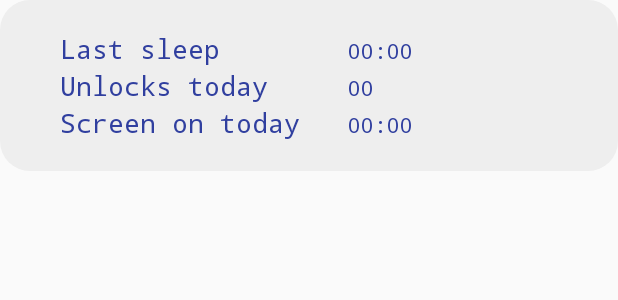
After one commit to vichtisproductions/focusting, an Android app: the layout custom_toast.xml on its own in the app's theme, with its tools: preview values and no code run, on a phone screen of 412 x 824 dp. The commit adds this screen. Shown: the top 300 px of the screen. Run offline under Robolectric (Android 15) with nearby library versions, the phone set to English and light mode, and no system bars.

Commit message:
Adding a custom toast

```diff
--- a/Deglancer/app/src/main/java/org/coderswithoutborders/deglancer/stagehandlers/Stage1Handler.java
+++ b/Deglancer/app/src/main/java/org/coderswithoutborders/deglancer/stagehandlers/Stage1Handler.java
@@ -2,13 +2,11 @@ package org.coderswithoutborders.deglancer.stagehandlers;
 
 import android.content.Context;
 import android.content.Intent;
-import android.widget.Toast;
 
 import org.coderswithoutborders.deglancer.BuildConfig;
-import org.coderswithoutborders.deglancer.R;
 import org.coderswithoutborders.deglancer.interactor.IDatabaseInteractor;
 import org.coderswithoutborders.deglancer.model.ScreenAction;
-import org.coderswithoutborders.deglancer.utils.TimeUtils;
+import org.coderswithoutborders.deglancer.utils.ToastUtils;
 
 /**
  * Created by Renier on 2016/04/27.
@@ -26,23 +24,21 @@ public class Stage1Handler implements IStageHandler {
     public void handleScreenAction(ScreenAction action) {
         //Only display for dev purposes
         if (BuildConfig.DEBUG) {
-            if (action.getEventType().equals(Intent.ACTION_SCREEN_ON)) {
+            if (action.getEventType().equals(Intent.ACTION_SCREEN_ON)
+                    || action.getEventType().equals(Intent.ACTION_USER_PRESENT)) {
                 long unlockCount = mDatabaseInteractor.getUnlockCountForStageDay(action.getStage(), action.getDay());
                 long totalSOTTime = mDatabaseInteractor.getTotalSOTForStageDay(action.getStage(), action.getDay());
 
-                String lastSleepString = mContext.getString(R.string.toast_last_sleep_label) + " " + TimeUtils.getTimeStringFromMillis(action.getDuration(), true, false, true);
-                String unlockString = mContext.getString(R.string.toast_unlocks_today_label) + " " + unlockCount;
-                String totalSOTTimeString = mContext.getString(R.string.toast_screen_on_today_label) + " " + TimeUtils.getTimeStringFromMillis(totalSOTTime, true, false, true);
+                ToastUtils.showToast(mContext, action.getDuration(), unlockCount, totalSOTTime);
 
-
-                StringBuilder sb = new StringBuilder();
-                sb.append(lastSleepString);
-                sb.append(System.getProperty("line.separator"));
-                sb.append(unlockString);
-                sb.append(System.getProperty("line.separator"));
-                sb.append(totalSOTTimeString);
-
-                Toast.makeText(mContext, sb.toString(), Toast.LENGTH_LONG).show();
+//                StringBuilder sb = new StringBuilder();
+//                sb.append(lastSleepString);
+//                sb.append(System.getProperty("line.separator"));
+//                sb.append(unlockString);
+//                sb.append(System.getProperty("line.separator"));
+//                sb.append(totalSOTTimeString);
+//
+//                Toast.makeText(mContext, sb.toString(), Toast.LENGTH_LONG).show();
 
             }
         }
--- /dev/null
+++ b/Deglancer/app/src/main/java/org/coderswithoutborders/deglancer/utils/ToastUtils.java
@@ -0,0 +1,45 @@
+package org.coderswithoutborders.deglancer.utils;
+
+import android.content.Context;
+import android.view.Gravity;
+import android.view.LayoutInflater;
+import android.view.View;
+import android.widget.LinearLayout;
+import android.widget.TextView;
+import android.widget.Toast;
+
+import org.coderswithoutborders.deglancer.R;
+
+/**
+ * Created by chris.teli on 5/4/2016.
+ */
+public class ToastUtils {
+    public static void showToast(Context mContext,
+                                 long actionDuration,
+                                 long unlockCount,
+                                 long totalSOTTime) {
+        String lastSleepString = TimeUtils.getTimeStringFromMillis(actionDuration, true, false, true);
+        String unlockString = mContext.getString(R.string.toast_unlocks_today_label) + " " + unlockCount;
+        String totalSOTTimeString = TimeUtils.getTimeStringFromMillis(totalSOTTime, true, false, true);
+
+        LayoutInflater inflater = LayoutInflater.from(mContext.getApplicationContext());
+        View layout = inflater.inflate(R.layout.custom_toast, new LinearLayout(mContext), false)
+                .findViewById(R.id.toast_layout_root);
+
+        TextView textLastSleep = (TextView) layout.findViewById(R.id.text_last_sleep_time);
+        textLastSleep.setText(lastSleepString);
+
+        TextView textUnlockCount = (TextView) layout.findViewById(R.id.text_unlock_count);
+        textUnlockCount.setText(lastSleepString);
+
+        TextView textTotalSOTTime = (TextView) layout.findViewById(R.id.text_screen_on_time);
+        textTotalSOTTime.setText(lastSleepString);
+
+        // Create custom toast and display it
+        Toast toast = new Toast(mContext);
+        toast.setGravity(Gravity.CENTER_VERTICAL, 0, 0);
+        toast.setDuration(Toast.LENGTH_LONG);
+        toast.setView(layout);
+        toast.show();
+    }
+}
--- /dev/null
+++ b/Deglancer/app/src/main/res/drawable/rounded_corner.xml
@@ -0,0 +1,5 @@
+<?xml version="1.0" encoding="utf-8"?>
+<shape xmlns:android="http://schemas.android.com/apk/res/android">
+    <solid android:color="#ffEEEEEE" />
+    <corners android:radius="@dimen/toast_rounded_corner" />
+</shape>
--- /dev/null
+++ b/Deglancer/app/src/main/res/layout/custom_toast.xml
@@ -0,0 +1,80 @@
+<?xml version="1.0" encoding="utf-8"?>
+<GridLayout xmlns:android="http://schemas.android.com/apk/res/android"
+    android:id="@+id/toast_layout_root"
+    android:layout_width="match_parent"
+    android:layout_height="wrap_content"
+    android:background="@drawable/rounded_corner"
+    android:columnCount="4"
+    android:padding="@dimen/toast_layout_margin">
+
+    <ImageView
+        android:id="@+id/last_sleep_image"
+        android:layout_width="wrap_content"
+        android:layout_height="wrap_content"
+        android:layout_marginRight="@dimen/toast_layout_margin"
+        android:layout_marginEnd="@dimen/toast_layout_margin"
+        android:contentDescription="Last Sleep Goals"/>
+
+    <TextView
+        android:id="@+id/text_last_sleep"
+        style="@style/ToastFont"
+        android:layout_width="wrap_content"
+        android:layout_height="wrap_content"
+        android:text="@string/toast_last_sleep_label" />
+
+    <TextView
+        android:id="@+id/text_last_sleep_time"
+        style="@style/ToastValues"
+        android:layout_width="wrap_content"
+        android:layout_height="wrap_content"
+        android:text="00:00" />
+
+    <Space />
+
+    <ImageView
+        android:id="@+id/unlock_image"
+        android:layout_width="wrap_content"
+        android:layout_height="wrap_content"
+        android:layout_marginRight="@dimen/toast_layout_margin"
+        android:layout_marginEnd="@dimen/toast_layout_margin"
+        android:contentDescription="Unlocks Goals"/>
+
+    <TextView
+        android:id="@+id/text_unlock"
+        style="@style/ToastFont"
+        android:layout_width="wrap_content"
+        android:layout_height="wrap_content"
+        android:text="@string/toast_unlocks_today_label" />
+
+    <TextView
+        android:id="@+id/text_unlock_count"
+        style="@style/ToastValues"
+        android:layout_width="wrap_content"
+        android:layout_height="wrap_content"
+        android:text="00" />
+
+    <Space />
+
+    <ImageView
+        android:id="@+id/screen_on_image"
+        android:layout_width="wrap_content"
+        android:layout_height="wrap_content"
+        android:layout_marginRight="@dimen/toast_layout_margin"
+        android:layout_marginEnd="@dimen/toast_layout_margin"
+        android:contentDescription="Screen on Goals"/>
+
+    <TextView
+        android:id="@+id/text_screen_on"
+        style="@style/ToastFont"
+        android:layout_width="wrap_content"
+        android:layout_height="wrap_content"
+        android:text="@string/toast_screen_on_today_label" />
+
+    <TextView
+        android:id="@+id/text_screen_on_time"
+        style="@style/ToastValues"
+        android:layout_width="wrap_content"
+        android:layout_height="wrap_content"
+        android:text="00:00" />
+    <Space />
+</GridLayout>
--- a/Deglancer/app/src/main/res/values/dimens.xml
+++ b/Deglancer/app/src/main/res/values/dimens.xml
@@ -2,4 +2,6 @@
     <!-- Default screen margins, per the Android Design guidelines. -->
     <dimen name="activity_horizontal_margin">16dp</dimen>
     <dimen name="activity_vertical_margin">16dp</dimen>
+    <dimen name="toast_layout_margin">20dp</dimen>
+    <dimen name="toast_rounded_corner">20dp</dimen>
 </resources>
--- a/Deglancer/app/src/main/res/values/strings.xml
+++ b/Deglancer/app/src/main/res/values/strings.xml
@@ -1,9 +1,8 @@
 <resources>
     <string name="app_name">Deglancer</string>
-    <string name="toast_last_sleep_label">Last sleep</string>
-    <string name="toast_unlocks_today_label">Unlocks today</string>
+    <string name="toast_last_sleep_label">     Last sleep\u00A0\u00A0\u00A0\u00A0\u00A0\u00A0\u00A0</string>
+    <string name="toast_unlocks_today_label">  Unlocks today\u00A0\u00A0\u00A0\u00A0\u00A0</string>
     <string name="toast_screen_on_today_label">Screen on today</string>
-
     <string name="tracker_service_foreground_content_title_text">Deglancer</string>
     <string name="tracker_service_foreground_ticker_text">Deglancer Service is running.</string>
     <string name="tracker_service_foreground_content_text">Deglancer Service is running.</string>
--- a/Deglancer/app/src/main/res/values/styles.xml
+++ b/Deglancer/app/src/main/res/values/styles.xml
@@ -8,4 +8,13 @@
         <item name="colorAccent">@color/colorAccent</item>
     </style>
 
+    <style name="ToastFont" parent="@android:style/TextAppearance.Medium">
+        <item name="android:typeface">monospace</item>
+        <item name="android:textColor">@color/colorPrimaryDark</item>
+    </style>
+
+    <style name="ToastValues" parent="@android:style/TextAppearance.Small">
+        <item name="android:typeface">monospace</item>
+        <item name="android:textColor">@color/colorPrimaryDark</item>
+    </style>
 </resources>
```
